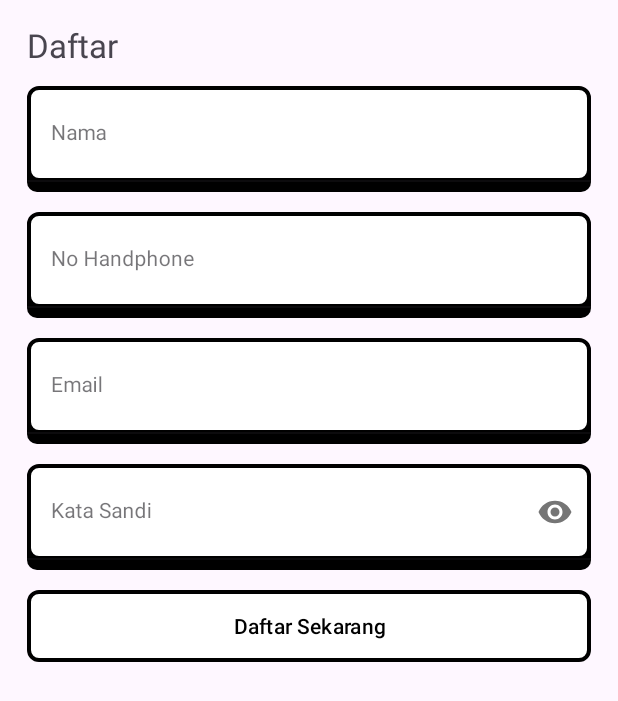
After one commit to KEVINGILBERTTODING/Joystation-App, an Android app: the fragment RegisterFragment placed in its activity, on a phone screen of 412 x 824 dp. The commit adds this screen. Shown: the top 701 px of the screen. Run offline under Robolectric (Android 15) with nearby library versions, the phone set to English and light mode, and no system bars; our stand-ins replace Dagger/Hilt's generated code, data binding, sdp/ssp sizes.

Commit message:
Feat: added register

```diff
--- a/app/src/main/AndroidManifest.xml
+++ b/app/src/main/AndroidManifest.xml
@@ -22,10 +22,10 @@
             android:name=".features.onBoarding.view.activities.OnBoardingActivity"
             android:exported="false" />
         <activity
-            android:name=".features.auth.view.activities.MainActivity"
+            android:name=".features.home.view.activities.MainActivity"
             android:exported="false" />
         <activity
-            android:name=".features.auth.view.activities.AuthActivities"
+            android:name=".features.auth.view.activities.AuthActivity"
             android:exported="false" />
         <activity
             android:name=".features.splashScreen.view.activities.SplashScreenActivity"
--- a/app/src/main/java/com/example/mvvm_kotlin/data/remote/ApiService.kt
+++ b/app/src/main/java/com/example/mvvm_kotlin/data/remote/ApiService.kt
@@ -4,7 +4,9 @@ import com.example.mvvm_kotlin.features.auth.model.AuthModel
 import com.example.mvvm_kotlin.features.auth.model.ResponseModel
 import retrofit2.Call
 import retrofit2.Response
+import retrofit2.http.Body
 import retrofit2.http.Field
+import retrofit2.http.FieldMap
 import retrofit2.http.FormUrlEncoded
 import retrofit2.http.POST
 
@@ -22,4 +24,10 @@ interface ApiService {
     ) : Response<ResponseModel<AuthModel>>
 
 
+    @POST("auth/register")
+    @JvmSuppressWildcards
+    suspend fun register(
+        @Body map: Map<String, Any>
+    ) : Response<ResponseModel<AuthModel>>
+
 }
--- a/app/src/main/java/com/example/mvvm_kotlin/features/auth/view/activities/AuthActivities.kt
+++ b/app/src/main/java/com/example/mvvm_kotlin/features/auth/view/activities/AuthActivity.kt
@@ -9,7 +9,7 @@ import com.example.mvvm_kotlin.features.auth.view.fragments.LoginFragment
 import dagger.hilt.android.AndroidEntryPoint
 
 @AndroidEntryPoint
-class AuthActivities : AppCompatActivity() {
+class AuthActivity : AppCompatActivity() {
     private lateinit var binding: ActivityAuthActivitiesBinding
     override fun onCreate(savedInstanceState: Bundle?) {
         super.onCreate(savedInstanceState)
--- a/app/src/main/java/com/example/mvvm_kotlin/features/auth/view/activities/MainActivity.kt
+++ b/app/src/main/java/com/example/mvvm_kotlin/features/home/view/activities/MainActivity.kt
@@ -1,4 +1,4 @@
-package com.example.mvvm_kotlin.features.auth.view.activities
+package com.example.mvvm_kotlin.features.home.view.activities
 
 import androidx.appcompat.app.AppCompatActivity
 import android.os.Bundle
--- a/app/src/main/java/com/example/mvvm_kotlin/features/onBoarding/view/fragments/OnBoardingFragment3.kt
+++ b/app/src/main/java/com/example/mvvm_kotlin/features/onBoarding/view/fragments/OnBoardingFragment3.kt
@@ -6,9 +6,8 @@ import androidx.fragment.app.Fragment
 import android.view.LayoutInflater
 import android.view.View
 import android.view.ViewGroup
-import com.example.mvvm_kotlin.R
 import com.example.mvvm_kotlin.databinding.FragmentOnBoarding3Binding
-import com.example.mvvm_kotlin.features.auth.view.activities.AuthActivities
+import com.example.mvvm_kotlin.features.auth.view.activities.AuthActivity
 
 class OnBoardingFragment3 : Fragment() {
 
@@ -32,7 +31,7 @@ class OnBoardingFragment3 : Fragment() {
 
     private fun listener() {
         binding.btnStart.setOnClickListener {
-            val intent = Intent(context, AuthActivities::class.java)
+            val intent = Intent(context, AuthActivity::class.java)
             startActivity(intent)
             requireActivity().finish()
         }
--- a/app/src/main/res/layout/activity_auth_activities.xml
+++ b/app/src/main/res/layout/activity_auth_activities.xml
@@ -6,7 +6,7 @@
         xmlns:tools="http://schemas.android.com/tools"
         android:layout_width="match_parent"
         android:layout_height="match_parent"
-        tools:context=".features.auth.view.activities.AuthActivities">
+        tools:context=".features.auth.view.activities.AuthActivity">
         <FrameLayout
             android:id="@+id/frameLayout"
             android:layout_width="match_parent"
--- a/app/src/main/res/layout/activity_main.xml
+++ b/app/src/main/res/layout/activity_main.xml
@@ -4,7 +4,7 @@
     xmlns:tools="http://schemas.android.com/tools"
     android:layout_width="match_parent"
     android:layout_height="match_parent"
-    tools:context=".features.auth.view.activities.MainActivity">
+    tools:context=".features.home.view.activities.MainActivity">
 
     <TextView
         android:layout_width="wrap_content"
--- /dev/null
+++ b/app/src/main/res/layout/fragment_register.xml
@@ -0,0 +1,203 @@
+<?xml version="1.0" encoding="utf-8"?>
+
+<layout>
+    <RelativeLayout xmlns:android="http://schemas.android.com/apk/res/android"
+        xmlns:tools="http://schemas.android.com/tools"
+        android:layout_width="match_parent"
+        xmlns:app="http://schemas.android.com/apk/res-auto"
+        android:layout_height="match_parent"
+        android:padding="@dimen/_14sdp"
+        tools:context=".features.auth.view.fragments.RegisterFragment">
+
+
+        <androidx.core.widget.NestedScrollView
+            android:layout_width="match_parent"
+            android:layout_height="match_parent">
+            <LinearLayout
+                android:layout_width="match_parent"
+                android:layout_height="wrap_content"
+                android:orientation="vertical">
+
+
+                <TextView
+                    android:layout_width="wrap_content"
+                    android:layout_height="wrap_content"
+
+                    android:includeFontPadding="false"
+                    android:textSize="@dimen/_17sdp"
+                    android:text="Daftar"/>
+
+                <RelativeLayout
+                    android:layout_width="match_parent"
+                    android:layout_height="wrap_content">
+                    <EditText
+                        android:layout_width="match_parent"
+                        android:padding="@dimen/_10sdp"
+                        android:layout_height="wrap_content"
+                        android:layout_marginTop="@dimen/_25sdp"
+                        android:background="@drawable/container_shadow"/>
+
+                    <com.google.android.material.textfield.TextInputLayout
+                        android:layout_marginTop="@dimen/_10sdp"
+                        style="@style/Widget.MaterialComponents.TextInputLayout.FilledBox.Dense"
+                        android:layout_width="match_parent"
+                        app:boxBackgroundColor="@null"
+                        android:id="@+id/til_name"
+                        android:layout_height="wrap_content"
+                        android:layout_marginBottom="@dimen/_5sdp"
+                        android:textColor="@color/black"
+                        app:boxCornerRadiusBottomEnd="@dimen/_10sdp"
+                        app:boxCornerRadiusBottomStart="@dimen/_10sdp"
+                        app:boxCornerRadiusTopEnd="@dimen/_10sdp"
+                        app:boxCornerRadiusTopStart="@dimen/_10sdp">
+
+                        <com.google.android.material.textfield.TextInputEditText
+                            android:id="@+id/etName"
+                            android:layout_width="match_parent"
+                            android:layout_height="64dp"
+                            android:background="@drawable/container_edittext"
+                            android:hint="Nama"
+                            android:inputType="textPersonName"
+                            android:textColor="@color/black"
+                            android:textSize="@dimen/_11sdp"></com.google.android.material.textfield.TextInputEditText>
+                    </com.google.android.material.textfield.TextInputLayout>
+
+                </RelativeLayout>
+
+                <RelativeLayout
+                    android:layout_width="match_parent"
+                    android:layout_height="wrap_content">
+                    <EditText
+                        android:layout_width="match_parent"
+                        android:padding="@dimen/_10sdp"
+                        android:layout_height="wrap_content"
+                        android:layout_marginTop="@dimen/_25sdp"
+                        android:background="@drawable/container_shadow"/>
+
+                    <com.google.android.material.textfield.TextInputLayout
+                        android:layout_marginTop="@dimen/_10sdp"
+                        style="@style/Widget.MaterialComponents.TextInputLayout.FilledBox.Dense"
+                        android:layout_width="match_parent"
+                        app:boxBackgroundColor="@null"
+                        android:id="@+id/til_phone"
+                        android:layout_height="wrap_content"
+                        android:layout_marginBottom="@dimen/_5sdp"
+                        android:textColor="@color/black"
+                        app:boxCornerRadiusBottomEnd="@dimen/_10sdp"
+                        app:boxCornerRadiusBottomStart="@dimen/_10sdp"
+                        app:boxCornerRadiusTopEnd="@dimen/_10sdp"
+                        app:boxCornerRadiusTopStart="@dimen/_10sdp">
+
+                        <com.google.android.material.textfield.TextInputEditText
+                            android:id="@+id/etPhone"
+                            android:layout_width="match_parent"
+                            android:layout_height="64dp"
+                            android:background="@drawable/container_edittext"
+                            android:hint="No Handphone"
+                            android:inputType="text|phone"
+                            android:textColor="@color/black"
+                            android:textSize="@dimen/_11sdp"></com.google.android.material.textfield.TextInputEditText>
+                    </com.google.android.material.textfield.TextInputLayout>
+
+                </RelativeLayout>
+
+                <RelativeLayout
+                    android:layout_width="match_parent"
+                    android:layout_height="wrap_content">
+
+                    <EditText
+                        android:layout_width="match_parent"
+                        android:padding="@dimen/_10sdp"
+                        android:layout_height="wrap_content"
+                        android:layout_marginTop="@dimen/_25sdp"
+                        android:background="@drawable/container_shadow"/>
+
+                    <com.google.android.material.textfield.TextInputLayout
+                        android:layout_marginTop="@dimen/_10sdp"
+                        style="@style/Widget.MaterialComponents.TextInputLayout.FilledBox"
+                        android:layout_width="match_parent"
+                        android:layout_height="wrap_content"
+                        android:id="@+id/til_email"
+                        android:layout_marginBottom="@dimen/_5sdp"
+                        android:textColor="@color/black"
+                        app:boxCornerRadiusBottomEnd="@dimen/_10sdp"
+                        app:boxCornerRadiusBottomStart="@dimen/_10sdp"
+                        app:boxCornerRadiusTopEnd="@dimen/_10sdp"
+                        app:boxCornerRadiusTopStart="@dimen/_10sdp">
+
+                        <com.google.android.material.textfield.TextInputEditText
+                            android:id="@+id/etEmail"
+                            android:layout_width="match_parent"
+                            android:layout_height="64dp"
+                            android:background="@drawable/container_edittext"
+                            android:hint="Email"
+                            android:textColorHint="@color/black"
+                            android:inputType="textPersonName"
+                            android:textColor="@color/black"
+                            android:textSize="@dimen/_11sdp"></com.google.android.material.textfield.TextInputEditText>
+                    </com.google.android.material.textfield.TextInputLayout>
+                </RelativeLayout>/
+
+
+                <RelativeLayout
+                    android:layout_width="match_parent"
+                    android:layout_height="wrap_content">
+                    <EditText
+                        android:layout_width="match_parent"
+                        android:padding="@dimen/_10sdp"
+                        android:layout_height="wrap_content"
+                        android:layout_marginTop="@dimen/_25sdp"
+                        android:background="@drawable/container_shadow"/>
+
+                    <com.google.android.material.textfield.TextInputLayout
+                        android:layout_marginTop="@dimen/_10sdp"
+                        style="@style/Widget.MaterialComponents.TextInputLayout.FilledBox.Dense"
+                        android:layout_width="match_parent"
+                        app:boxBackgroundColor="@null"
+                        android:id="@+id/til_password"
+                        android:layout_height="wrap_content"
+                        android:layout_marginBottom="@dimen/_5sdp"
+                        android:textColor="@color/black"
+                        app:boxCornerRadiusBottomEnd="@dimen/_10sdp"
+                        app:boxCornerRadiusBottomStart="@dimen/_10sdp"
+                        app:boxCornerRadiusTopEnd="@dimen/_10sdp"
+                        app:passwordToggleEnabled="true"
+                        app:boxCornerRadiusTopStart="@dimen/_10sdp">
+
+                        <com.google.android.material.textfield.TextInputEditText
+                            android:id="@+id/etPassword"
+                            android:layout_width="match_parent"
+                            android:layout_height="64dp"
+                            android:background="@drawable/container_edittext"
+
+                            android:hint="Kata Sandi"
+                            android:inputType="textPassword"
+                            android:textColor="@color/black"
+                            android:textSize="@dimen/_11sdp"></com.google.android.material.textfield.TextInputEditText>
+                    </com.google.android.material.textfield.TextInputLayout>
+
+                </RelativeLayout>
+
+
+
+
+
+
+                <com.google.android.material.button.MaterialButton
+                    android:layout_width="match_parent"
+                    android:layout_height="wrap_content"
+                    android:layout_marginTop="@dimen/_10sdp"
+                    app:backgroundTint="@null"
+                    android:background="@drawable/container_edittext"
+                    android:id="@+id/btnRegister"
+                    android:textColor="@color/black"
+                    android:text="Daftar Sekarang"/>
+
+
+
+            </LinearLayout>
+        </androidx.core.widget.NestedScrollView>
+
+
+    </RelativeLayout>
+</layout>
```
Also changed, not shown: app/src/main/java/com/example/mvvm_kotlin/features/auth/data/repository/AuthRepository.kt (+27 -1 lines), app/src/main/java/com/example/mvvm_kotlin/features/auth/view/fragments/LoginFragment.kt (+14 -2 lines), app/src/main/java/com/example/mvvm_kotlin/features/auth/view/fragments/RegisterFragment.kt (added, +175 -0 lines), app/src/main/java/com/example/mvvm_kotlin/features/auth/viewModel/AuthViewModel.kt (+44 -1 lines), app/src/main/java/com/example/mvvm_kotlin/util/constants/Constants.kt (added, +14 -0 lines).
